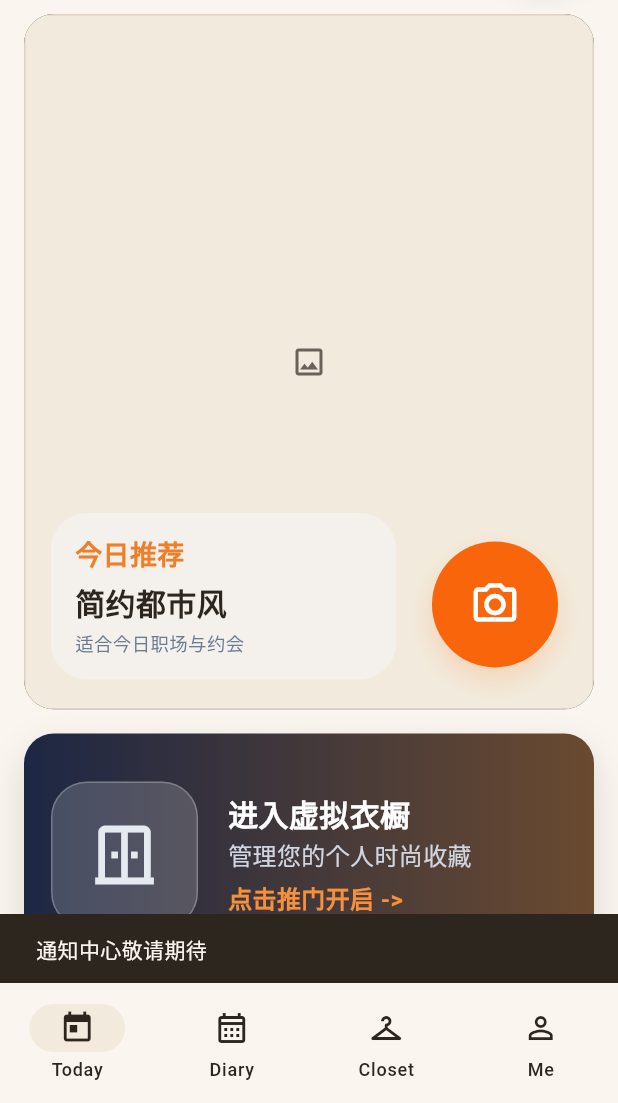
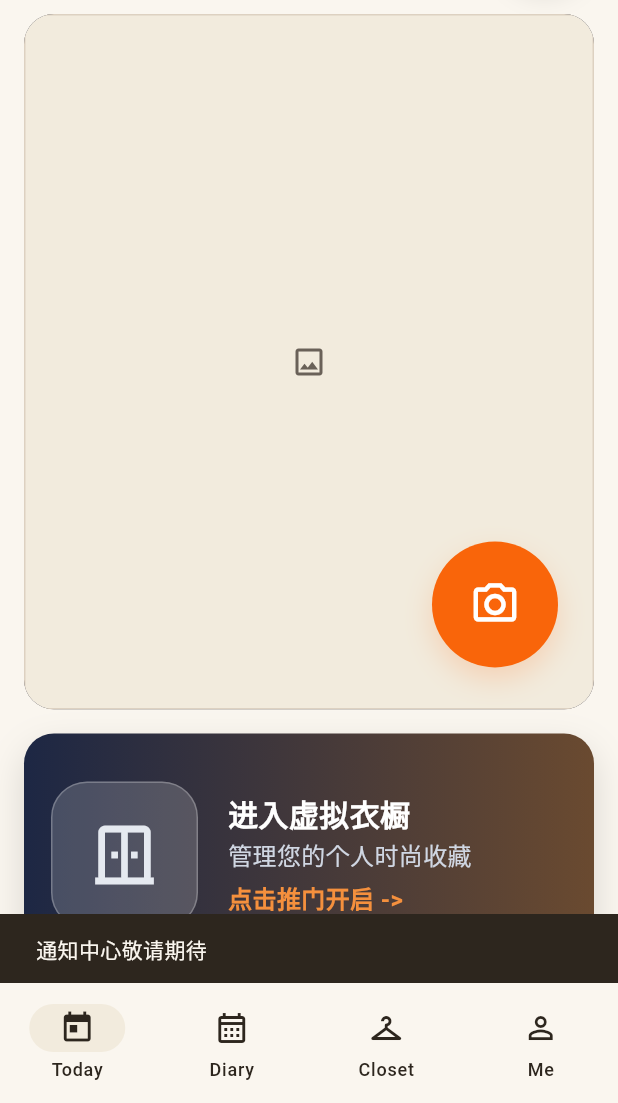
Before and after one commit to switch996/personalwardrobe, a Flutter app: the screen it shows after launch, after a tap on the "notifications" icon, on a phone screen of 412 x 824 dp, the part 133-1236 px from its top. Run offline on Flutter 3.47's test engine with Material 3 defaults, Android fonts, the phone set to English and light mode, and no system bars; statements that could not run were skipped.

Commit message:
完整today页面

```diff
--- a/lib/pages/today_page.dart
+++ b/lib/pages/today_page.dart
@@ -43,7 +43,6 @@ class TodayPage extends StatelessWidget {
                 _HeroCard(
                   imagePath: coverPath,
                   height: heroHeight.clamp(360, 560).toDouble(),
-                  hasTodayRecord: todayEntries.isNotEmpty,
                   onCameraTap: () async {
                     final changed = await showOutfitEditorSheet(
                       context,
@@ -154,13 +153,11 @@ class _HeroCard extends StatelessWidget {
   const _HeroCard({
     required this.imagePath,
     required this.height,
-    required this.hasTodayRecord,
     required this.onCameraTap,
   });
 
   final String imagePath;
   final double height;
-  final bool hasTodayRecord;
   final VoidCallback onCameraTap;
 
   @override
@@ -185,49 +182,6 @@ class _HeroCard extends StatelessWidget {
                   width: double.infinity,
                   height: double.infinity,
                 ),
-              ),
-            ),
-          ),
-          Positioned(
-            left: 18,
-            bottom: 20,
-            child: Container(
-              width: 230,
-              padding: const EdgeInsets.all(16),
-              decoration: BoxDecoration(
-                color: const Color(0xE6F4F0EC),
-                borderRadius: BorderRadius.circular(24),
-              ),
-              child: Column(
-                crossAxisAlignment: CrossAxisAlignment.start,
-                children: [
-                  const Text(
-                    '今日推荐',
-                    style: TextStyle(
-                      color: Color(0xFFF07E29),
-                      fontSize: 18,
-                      fontWeight: FontWeight.w700,
-                    ),
-                  ),
-                  const SizedBox(height: 8),
-                  Text(
-                    hasTodayRecord ? '今日已记录穿搭' : '简约都市风',
-                    style: const TextStyle(
-                      color: DsColors.ink,
-                      fontSize: 40 / 2,
-                      fontWeight: FontWeight.w800,
-                    ),
-                  ),
-                  const SizedBox(height: 6),
-                  const Text(
-                    '适合今日职场与约会',
-                    style: TextStyle(
-                      color: Color(0xFF6A7A93),
-                      fontSize: 16 / 1.3,
-                      fontWeight: FontWeight.w500,
-                    ),
-                  ),
-                ],
               ),
             ),
           ),
@@ -353,9 +307,9 @@ class _WeekSection extends StatelessWidget {
   @override
   Widget build(BuildContext context) {
     final now = DateTime.now();
-    final start = DateTime(now.year, now.month, now.day - (now.weekday - 1));
+    final start = DateTime(now.year, now.month, now.day - 3);
     final days = List<DateTime>.generate(
-      5,
+      7,
       (index) => DateTime(start.year, start.month, start.day + index),
     );
 
@@ -391,16 +345,14 @@ class _WeekSection extends StatelessWidget {
           ],
         ),
         const SizedBox(height: DsSpace.sm),
-        SizedBox(
-          height: 124,
-          child: ListView.separated(
-            scrollDirection: Axis.horizontal,
-            itemCount: days.length,
-            separatorBuilder: (context, index) => const SizedBox(width: 10),
-            itemBuilder: (context, index) {
+        Row(
+          children: List<Widget>.generate(days.length, (index) {
             final day = days[index];
             final entries = store.outfitsOn(day);
-              return _WeekDayCard(
+            return Expanded(
+              child: Padding(
+                padding: EdgeInsets.only(right: index == days.length - 1 ? 0 : 6),
+                child: _WeekDayCard(
                   day: day,
                   isToday: _isSameDay(day, now),
                   hasRecord: entries.isNotEmpty,
@@ -417,9 +369,10 @@ class _WeekSection extends StatelessWidget {
                       ),
                     );
                   },
+                ),
+              ),
             );
-            },
-          ),
+          }),
         ),
       ],
     );
@@ -446,14 +399,14 @@ class _WeekDayCard extends StatelessWidget {
     final outlined = isToday && !hasRecord;
 
     return InkWell(
-      borderRadius: BorderRadius.circular(20),
+      borderRadius: BorderRadius.circular(14),
       onTap: onTap,
       child: Container(
-        width: 102,
+        height: 82,
         decoration: BoxDecoration(
-          borderRadius: BorderRadius.circular(20),
+          borderRadius: BorderRadius.circular(14),
           color: selected ? const Color(0xFFF8660A) : const Color(0xFFF1F3F5),
-          border: outlined ? Border.all(color: const Color(0xFFF8660A), width: 2) : null,
+          border: outlined ? Border.all(color: const Color(0xFFF8660A), width: 1.6) : null,
           boxShadow: selected
               ? const [
                   BoxShadow(
@@ -464,30 +417,30 @@ class _WeekDayCard extends StatelessWidget {
                 ]
               : null,
         ),
-        padding: const EdgeInsets.symmetric(vertical: 10),
+        padding: const EdgeInsets.symmetric(vertical: 7),
         child: Column(
           children: [
             Text(
               dayLabel,
               style: TextStyle(
                 color: selected ? Colors.white : const Color(0xFF97A6BA),
-                fontSize: 15,
+                fontSize: 11,
                 fontWeight: FontWeight.w700,
               ),
             ),
-            const SizedBox(height: 4),
+            const SizedBox(height: 1),
             Text(
               '${day.day}',
               style: TextStyle(
                 color: selected ? Colors.white : DsColors.ink,
-                fontSize: 34 / 2,
+                fontSize: 13,
                 fontWeight: FontWeight.w800,
               ),
             ),
-            const Spacer(),
+            const SizedBox(height: 4),
             Container(
-              width: 30,
-              height: 30,
+              width: 18,
+              height: 18,
               decoration: BoxDecoration(
                 color: selected
                     ? const Color(0x33FFFFFF)
@@ -496,7 +449,7 @@ class _WeekDayCard extends StatelessWidget {
               ),
               child: Icon(
                 hasRecord ? Icons.check : Icons.add,
-                size: 18,
+                size: 12,
                 color: selected
                     ? Colors.white
                     : (hasRecord ? const Color(0xFFF8660A) : const Color(0xFFAAB4C4)),
```
Lines whose indentation alone changed are shown as unchanged.
